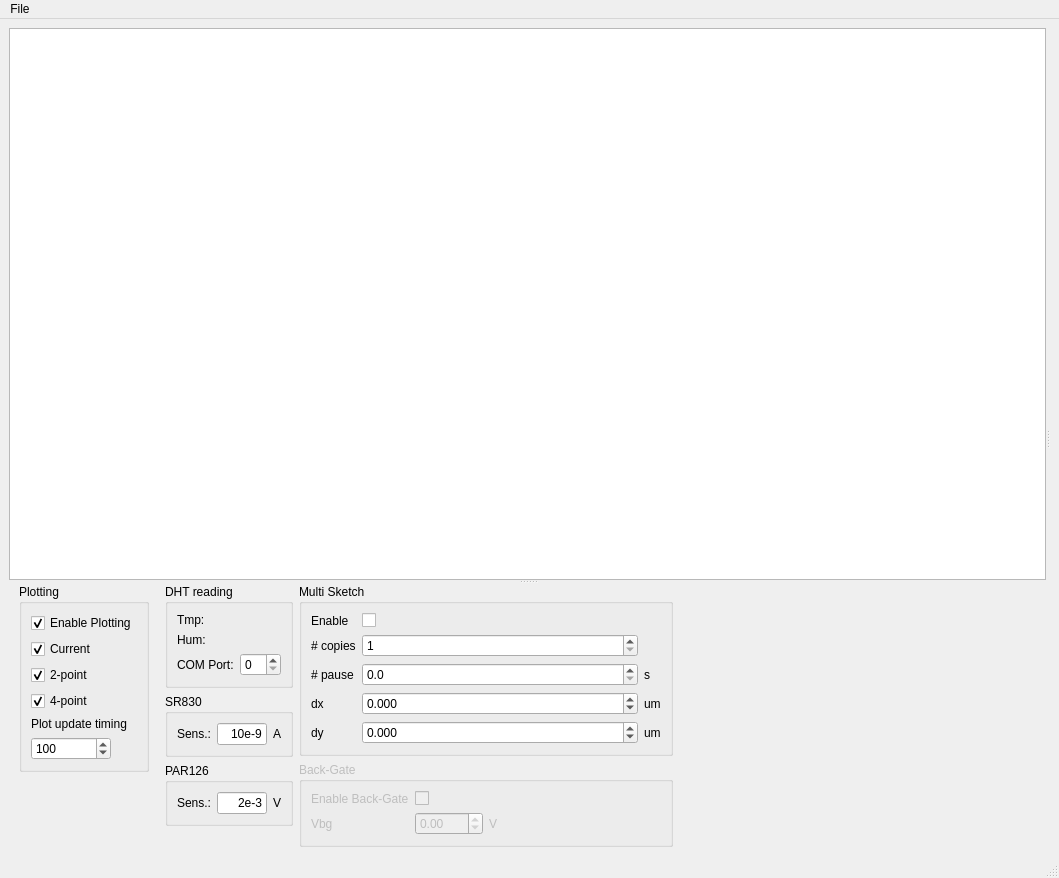
First picture: the form in mainwindow.ui, repository MerlinSmiles/lithocontrol, before the edit.
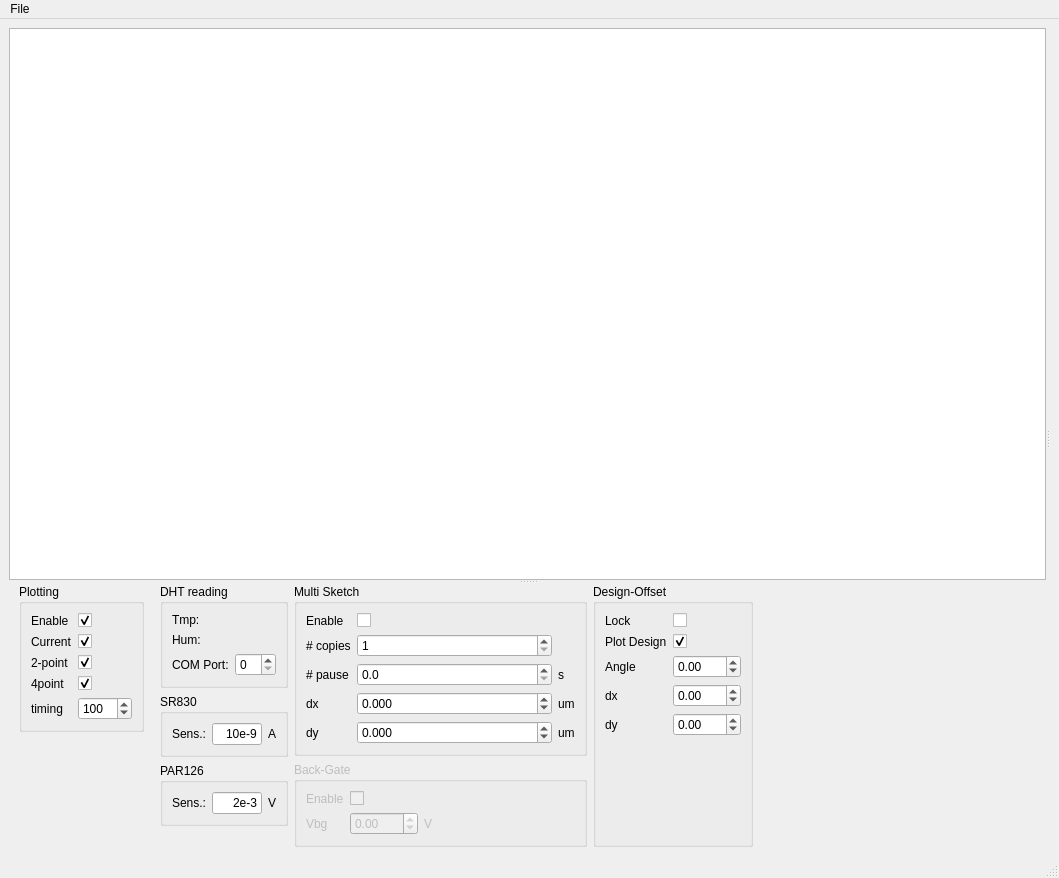
Second picture: the form after the edit.

Commit message: added design plot, offset handling and error fixing

Diff of the .ui file:
```diff
--- a/mainwindow.ui
+++ b/mainwindow.ui
@@ -105,7 +105,7 @@
               <string>Plotting</string>
              </property>
              <layout class="QGridLayout" name="gridLayout_7">
-              <item row="6" column="0">
+              <item row="6" column="1">
                <widget class="QSpinBox" name="plot_update_time">
                 <property name="sizePolicy">
                  <sizepolicy hsizetype="Minimum" vsizetype="Minimum">
@@ -133,50 +133,37 @@
                 </property>
                </widget>
               </item>
-              <item row="1" column="0">
+              <item row="1" column="1">
                <widget class="QCheckBox" name="check_current">
                 <property name="text">
-                 <string>Current</string>
+                 <string/>
                 </property>
                 <property name="checked">
                  <bool>true</bool>
                 </property>
                </widget>
               </item>
-              <item row="5" column="0">
-               <widget class="QLabel" name="label_4">
-                <property name="sizePolicy">
-                 <sizepolicy hsizetype="Minimum" vsizetype="Minimum">
-                  <horstretch>0</horstretch>
-                  <verstretch>0</verstretch>
-                 </sizepolicy>
-                </property>
-                <property name="text">
-                 <string>Plot update timing</string>
-                </property>
-               </widget>
-              </item>
-              <item row="2" column="0">
+              <item row="2" column="1">
                <widget class="QCheckBox" name="check_2pt">
                 <property name="text">
-                 <string>2-point</string>
+                 <string/>
                 </property>
                 <property name="checked">
                  <bool>true</bool>
                 </property>
                </widget>
               </item>
-              <item row="3" column="0">
+              <item row="3" column="1">
                <widget class="QCheckBox" name="check_4pt">
                 <property name="text">
-                 <string>4-point</string>
+                 <string/>
                 </property>
                 <property name="checked">
                  <bool>true</bool>
                 </property>
                </widget>
               </item>
-              <item row="0" column="0">
+              <item row="0" column="1">
                <widget class="QCheckBox" name="check_plot">
                 <property name="sizePolicy">
                  <sizepolicy hsizetype="Minimum" vsizetype="Minimum">
@@ -185,13 +172,54 @@
                  </sizepolicy>
                 </property>
                 <property name="text">
-                 <string>Enable Plotting</string>
+                 <string/>
                 </property>
                 <property name="checked">
                  <bool>true</bool>
                 </property>
                </widget>
               </item>
+              <item row="0" column="0">
+               <widget class="QLabel" name="label_24">
+                <property name="text">
+                 <string>Enable</string>
+                </property>
+               </widget>
+              </item>
+              <item row="1" column="0">
+               <widget class="QLabel" name="label_25">
+                <property name="text">
+                 <string>Current</string>
+                </property>
+               </widget>
+              </item>
+              <item row="2" column="0">
+               <widget class="QLabel" name="label_26">
+                <property name="text">
+                 <string>2-point</string>
+                </property>
+               </widget>
+              </item>
+              <item row="3" column="0">
+               <widget class="QLabel" name="label_27">
+                <property name="text">
+                 <string>4point</string>
+                </property>
+               </widget>
+              </item>
+              <item row="6" column="0">
+               <widget class="QLabel" name="label_4">
+                <property name="sizePolicy">
+                 <sizepolicy hsizetype="Minimum" vsizetype="Minimum">
+                  <horstretch>0</horstretch>
+                  <verstretch>0</verstretch>
+                 </sizepolicy>
+                </property>
+                <property name="text">
+                 <string>timing</string>
+                </property>
+               </widget>
+              </item>
              </layout>
             </widget>
            </item>
@@ -210,7 +238,7 @@
            </item>
           </layout>
          </item>
-         <item row="0" column="6">
+         <item row="0" column="8">
           <spacer name="horizontalSpacer">
            <property name="orientation">
             <enum>Qt::Horizontal</enum>
@@ -233,6 +261,9 @@
                <verstretch>0</verstretch>
               </sizepolicy>
              </property>
+             <property name="layoutDirection">
+              <enum>Qt::LeftToRight</enum>
+             </property>
              <property name="title">
               <string>DHT reading</string>
              </property>
@@ -269,32 +300,28 @@
                 </property>
                </widget>
               </item>
-              <item row="5" column="0">
-               <layout class="QHBoxLayout" name="horizontalLayout_3">
-                <item>
-                 <widget class="QLabel" name="label_5">
-                  <property name="sizePolicy">
-                   <sizepolicy hsizetype="Fixed" vsizetype="Preferred">
-                    <horstretch>0</horstretch>
-                    <verstretch>0</verstretch>
-                   </sizepolicy>
-                  </property>
-                  <property name="text">
-                   <string>COM Port:</string>
-                  </property>
-                 </widget>
-                </item>
-                <item>
-                 <widget class="QSpinBox" name="spinCom">
-                  <property name="sizePolicy">
-                   <sizepolicy hsizetype="Fixed" vsizetype="Fixed">
-                    <horstretch>0</horstretch>
-                    <verstretch>0</verstretch>
-                   </sizepolicy>
-                  </property>
-                 </widget>
-                </item>
-               </layout>
+              <item row="2" column="0">
+               <widget class="QLabel" name="label_5">
+                <property name="sizePolicy">
+                 <sizepolicy hsizetype="Fixed" vsizetype="Preferred">
+                  <horstretch>0</horstretch>
+                  <verstretch>0</verstretch>
+                 </sizepolicy>
+                </property>
+                <property name="text">
+                 <string>COM Port:</string>
+                </property>
+               </widget>
+              </item>
+              <item row="2" column="1">
+               <widget class="QSpinBox" name="spinCom">
+                <property name="sizePolicy">
+                 <sizepolicy hsizetype="Fixed" vsizetype="Fixed">
+                  <horstretch>0</horstretch>
+                  <verstretch>0</verstretch>
+                 </sizepolicy>
+                </property>
+               </widget>
               </item>
              </layout>
             </widget>
@@ -450,6 +477,9 @@
              <property name="title">
               <string>Multi Sketch</string>
              </property>
+             <property name="checkable">
+              <bool>false</bool>
+             </property>
              <layout class="QGridLayout" name="gridLayout_4">
               <item row="3" column="4">
                <widget class="QLabel" name="label_10">
@@ -608,7 +638,7 @@
                  </sizepolicy>
                 </property>
                 <property name="text">
-                 <string>Enable Back-Gate</string>
+                 <string>Enable</string>
                 </property>
                </widget>
               </item>
@@ -683,6 +713,134 @@
            </item>
           </layout>
          </item>
+         <item row="0" column="6">
+          <layout class="QVBoxLayout" name="verticalLayout_2"/>
+         </item>
+         <item row="0" column="7">
+          <widget class="QGroupBox" name="groupBox_3">
+           <property name="title">
+            <string>Design-Offset</string>
+           </property>
+           <layout class="QGridLayout" name="gridLayout_6">
+            <item row="1" column="1">
+             <widget class="QCheckBox" name="offset_check_design">
+              <property name="text">
+               <string/>
+              </property>
+              <property name="checked">
+               <bool>true</bool>
+              </property>
+             </widget>
+            </item>
+            <item row="0" column="0">
+             <widget class="QLabel" name="label_13">
+              <property name="sizePolicy">
+               <sizepolicy hsizetype="Maximum" vsizetype="Preferred">
+                <horstretch>0</horstretch>
+                <verstretch>0</verstretch>
+               </sizepolicy>
+              </property>
+              <property name="text">
+               <string>Lock</string>
+              </property>
+             </widget>
+            </item>
+            <item row="0" column="1">
+             <widget class="QCheckBox" name="offset_check_lock">
+              <property name="text">
+               <string/>
+              </property>
+              <property name="checked">
+               <bool>false</bool>
+              </property>
+             </widget>
+            </item>
+            <item row="2" column="0">
+             <widget class="QLabel" name="label_21">
+              <property name="text">
+               <string>Angle</string>
+              </property>
+             </widget>
+            </item>
+            <item row="3" column="0">
+             <widget class="QLabel" name="label_22">
+              <property name="text">
+               <string>dx</string>
+              </property>
+             </widget>
+            </item>
+            <item row="4" column="0">
+             <widget class="QLabel" name="label_23">
+              <property name="text">
+               <string>dy</string>
+              </property>
+             </widget>
+            </item>
+            <item row="1" column="0">
+             <widget class="QLabel" name="label_20">
+              <property name="text">
+               <string>Plot Design</string>
+              </property>
+             </widget>
+            </item>
+            <item row="5" column="0">
+             <spacer name="verticalSpacer_4">
+              <property name="orientation">
+               <enum>Qt::Vertical</enum>
+              </property>
+              <property name="sizeHint" stdset="0">
+               <size>
+                <width>20</width>
+                <height>40</height>
+               </size>
+              </property>
+             </spacer>
+            </item>
+            <item row="2" column="1">
+             <widget class="QDoubleSpinBox" name="offset_angle_spin">
+              <property name="enabled">
+               <bool>true</bool>
+              </property>
+              <property name="minimum">
+               <double>-720.000000000000000</double>
+              </property>
+              <property name="maximum">
+               <double>720.000000000000000</double>
+              </property>
+              <property name="singleStep">
+               <double>0.050000000000000</double>
+              </property>
+             </widget>
+            </item>
+            <item row="3" column="1">
+             <widget class="QDoubleSpinBox" name="offset_dx_spin">
+              <property name="minimum">
+               <double>-99.989999999999995</double>
+              </property>
+              <property name="maximum">
+               <double>99.989999999999995</double>
+              </property>
+              <property name="singleStep">
+               <double>0.050000000000000</double>
+              </property>
+             </widget>
+            </item>
+            <item row="4" column="1">
+             <widget class="QDoubleSpinBox" name="offset_dy_spin">
+              <property name="minimum">
+               <double>-99.989999999999995</double>
+              </property>
+              <property name="singleStep">
+               <double>0.050000000000000</double>
+              </property>
+              <property name="value">
+               <double>0.000000000000000</double>
+              </property>
+             </widget>
+            </item>
+           </layout>
+          </widget>
+         </item>
         </layout>
        </widget>
       </widget>
```
The commit also changes 5 other files.
